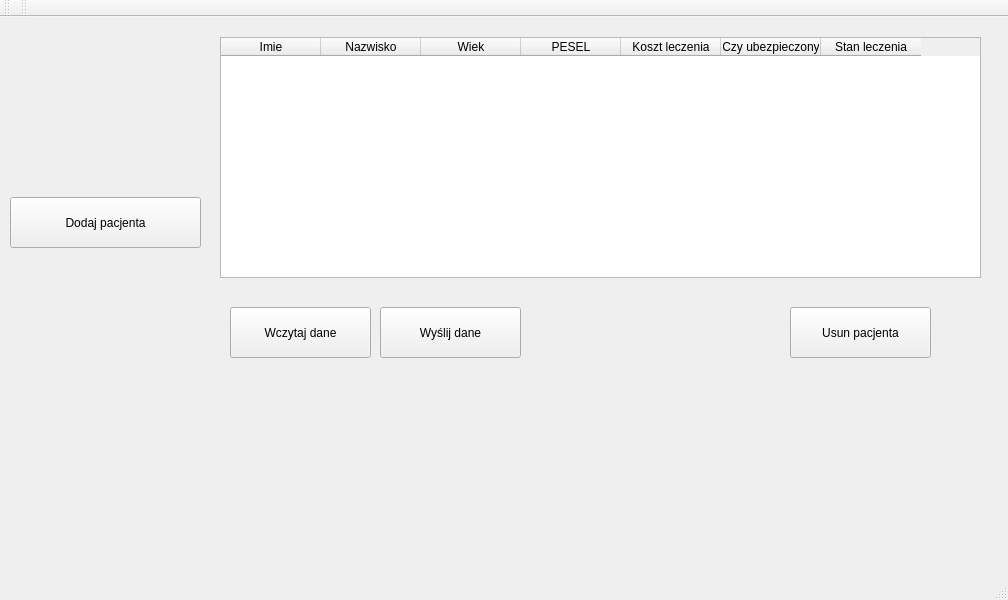
Qt form Pacjenci/Pacjenci.ui (Kupsztajn/Jipp) before a commit.
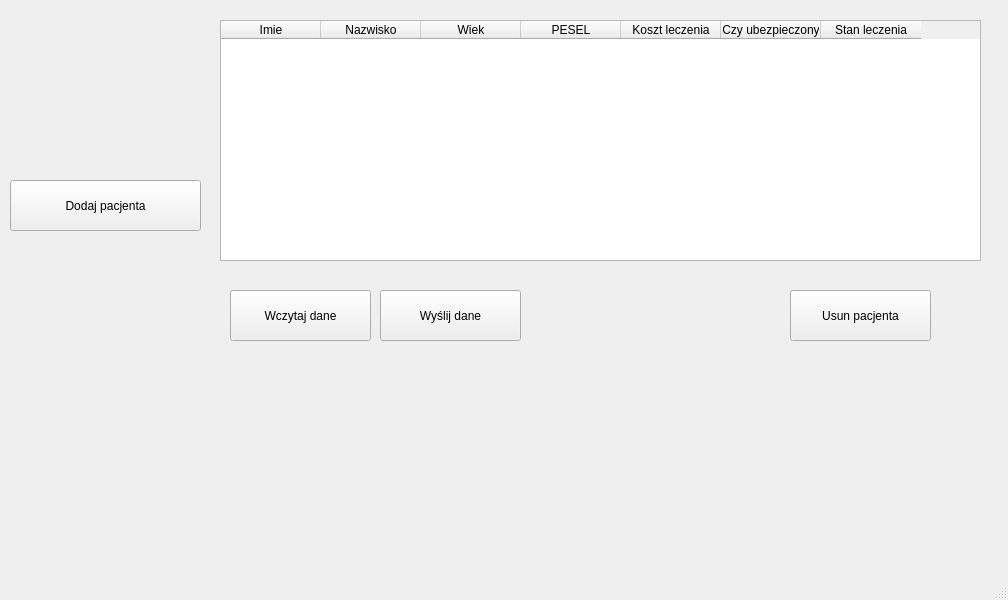
The same form after that commit. Icons and pictures are not drawn.

```diff
--- a/Pacjenci/Pacjenci.ui
+++ b/Pacjenci/Pacjenci.ui
@@ -16,6 +16,9 @@
   <property name="autoFillBackground">
    <bool>false</bool>
   </property>
+  <property name="styleSheet">
+   <string notr="true">border-image: url(:/Pacjenci/tlo.png);</string>
+  </property>
   <property name="unifiedTitleAndToolBarOnMac">
    <bool>false</bool>
   </property>
@@ -29,6 +32,9 @@
       <height>51</height>
      </rect>
     </property>
+    <property name="styleSheet">
+     <string notr="true">border-image: none;</string>
+    </property>
     <property name="text">
      <string>Dodaj pacjenta</string>
     </property>
@@ -42,6 +48,9 @@
       <height>51</height>
      </rect>
     </property>
+    <property name="styleSheet">
+     <string notr="true">border-image: none;</string>
+    </property>
     <property name="text">
      <string>Usun pacjenta</string>
     </property>
@@ -55,6 +64,9 @@
       <height>51</height>
      </rect>
     </property>
+    <property name="styleSheet">
+     <string notr="true">border-image: none;</string>
+    </property>
     <property name="text">
      <string>Wyślij dane</string>
     </property>
@@ -68,6 +80,9 @@
       <height>241</height>
      </rect>
     </property>
+    <property name="styleSheet">
+     <string notr="true">border-image: none;</string>
+    </property>
     <column>
      <property name="text">
       <string>Imie</string>
@@ -118,6 +133,9 @@
       <height>51</height>
      </rect>
     </property>
+    <property name="styleSheet">
+     <string notr="true">border-image: none;</string>
+    </property>
     <property name="text">
      <string>Wczytaj dane</string>
     </property>
@@ -136,36 +154,7 @@
     </property>
    </widget>
   </widget>
-  <widget class="QMenuBar" name="menuBar">
-   <property name="geometry">
-    <rect>
-     <x>0</x>
-     <y>0</y>
-     <width>1008</width>
-     <height>21</height>
-    </rect>
-   </property>
-  </widget>
-  <widget class="QToolBar" name="mainToolBar">
-   <attribute name="toolBarArea">
-    <enum>TopToolBarArea</enum>
-   </attribute>
-   <attribute name="toolBarBreak">
-    <bool>false</bool>
-   </attribute>
-  </widget>
   <widget class="QStatusBar" name="statusBar"/>
-  <widget class="QToolBar" name="toolBar">
-   <property name="windowTitle">
-    <string>toolBar</string>
-   </property>
-   <attribute name="toolBarArea">
-    <enum>TopToolBarArea</enum>
-   </attribute>
-   <attribute name="toolBarBreak">
-    <bool>false</bool>
-   </attribute>
-  </widget>
  </widget>
  <layoutdefault spacing="6" margin="11"/>
  <resources>
```
Left out of the diff: 3 changed lines with no effect on the pictures.
